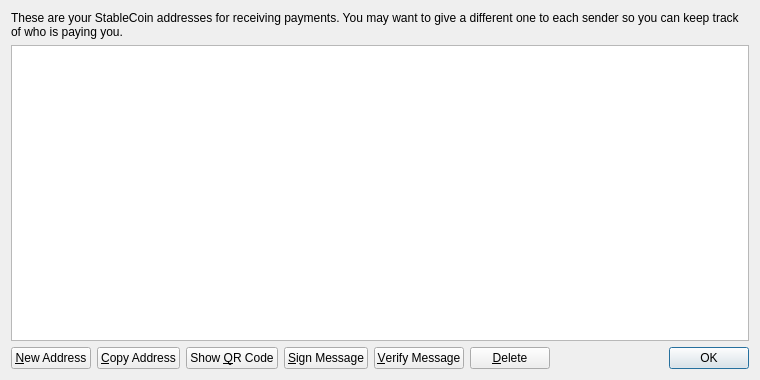
This is src/qt/forms/addressbookpage.ui in tintcoin/tintcoin as Qt 5 draws it before an edit. The edited form follows.
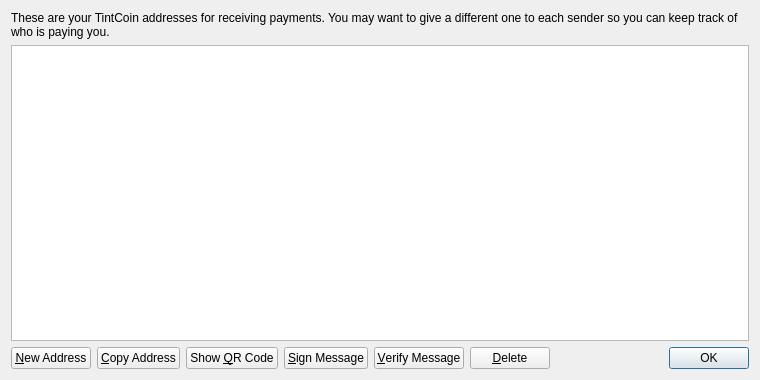
This is the edited form. Icons and pictures are not drawn.

Diff of the .ui file:
```diff
--- a/src/qt/forms/addressbookpage.ui
+++ b/src/qt/forms/addressbookpage.ui
@@ -17,7 +17,7 @@
    <item>
     <widget class="QLabel" name="labelExplanation">
      <property name="text">
-      <string>These are your StableCoin addresses for receiving payments. You may want to give a different one to each sender so you can keep track of who is paying you.</string>
+      <string>These are your TintCoin addresses for receiving payments. You may want to give a different one to each sender so you can keep track of who is paying you.</string>
      </property>
      <property name="textFormat">
       <enum>Qt::PlainText</enum>
```
Left out of the diff: 4 changed lines with no effect on the pictures.
